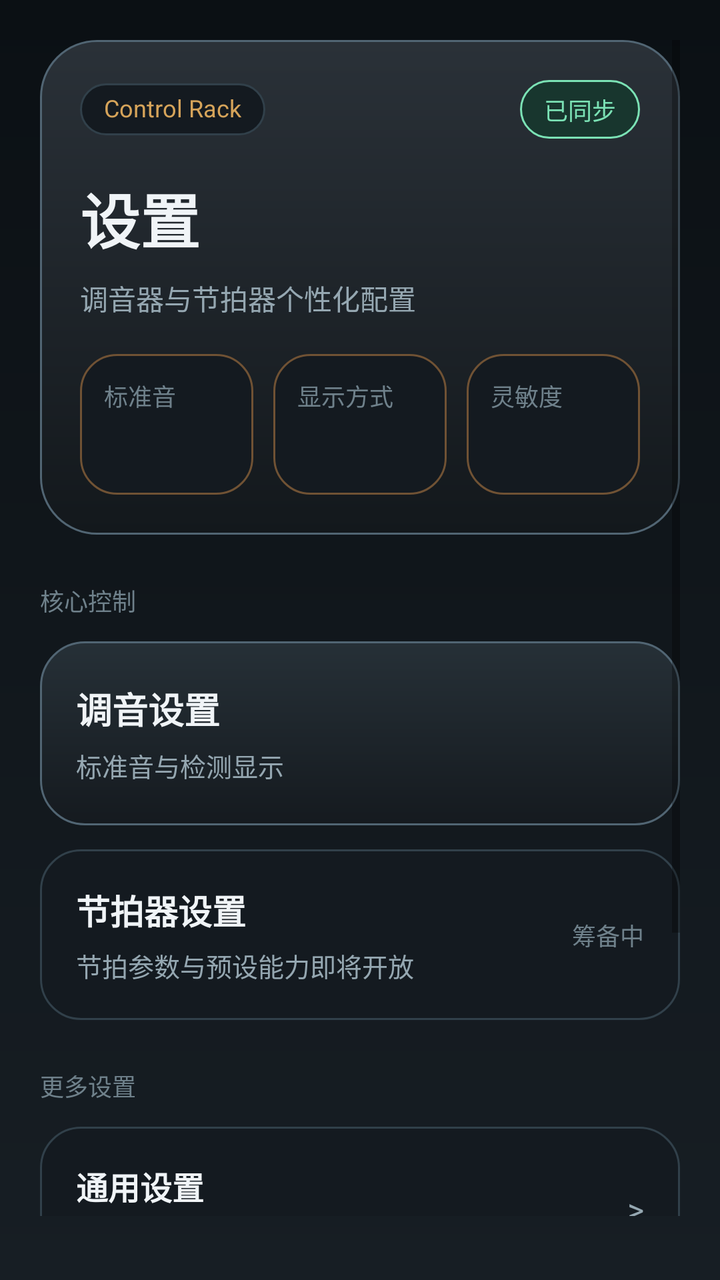
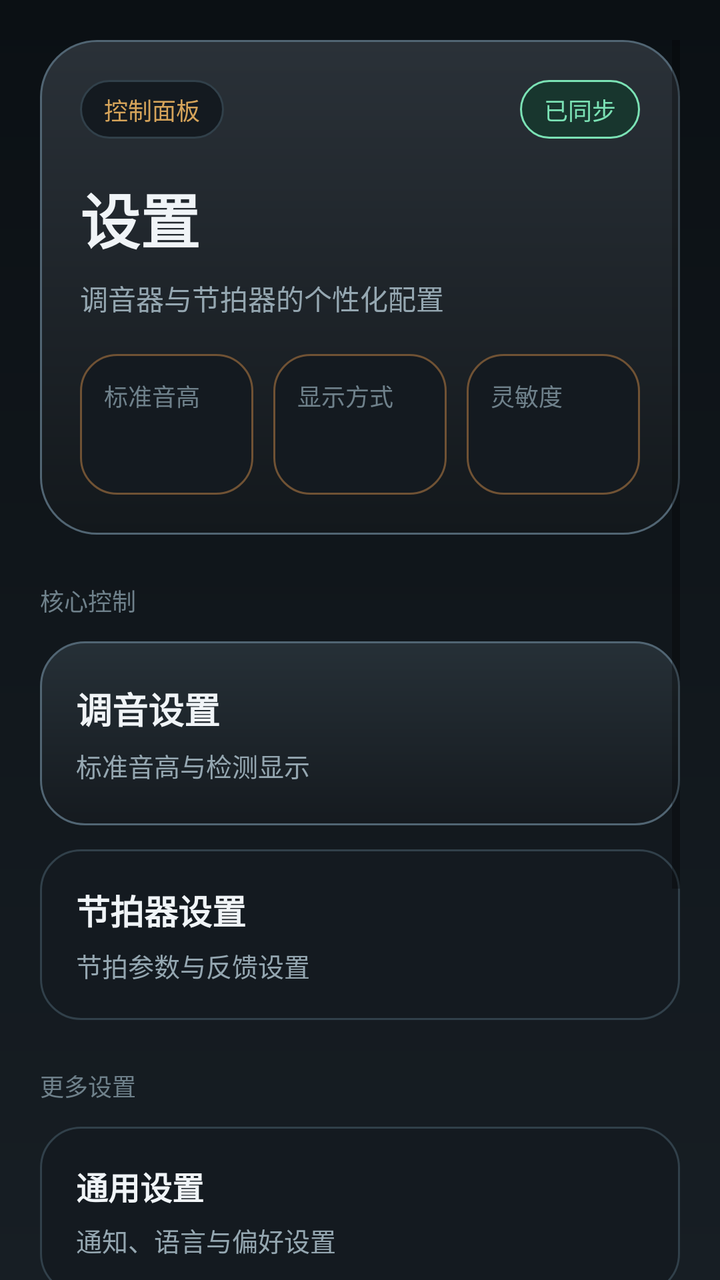

An Android layout rendered at two revisions. The XML below is the earlier revision; the diff shows what the commit changed to produce the second picture.
<!-- AndroidManifest.xml: application theme Theme.AndroidMvvmTemplate -->
<!-- res/layout/fragment_settings_home.xml -->
<?xml version="1.0" encoding="utf-8"?>
<ScrollView xmlns:android="http://schemas.android.com/apk/res/android"
    android:layout_width="match_parent"
    android:layout_height="match_parent"
    android:background="@drawable/bg_settings_screen"
    android:fillViewport="true"
    android:paddingStart="20dp"
    android:paddingTop="20dp"
    android:paddingEnd="20dp"
    android:paddingBottom="32dp">

    <LinearLayout
        android:layout_width="match_parent"
        android:layout_height="wrap_content"
        android:orientation="vertical"
        android:paddingBottom="8dp">

        <LinearLayout
            android:layout_width="match_parent"
            android:layout_height="wrap_content"
            android:background="@drawable/bg_settings_hero_panel"
            android:orientation="vertical"
            android:padding="20dp">

            <LinearLayout
                android:layout_width="match_parent"
                android:layout_height="wrap_content"
                android:gravity="center_vertical"
                android:orientation="horizontal">

                <TextView
                    android:layout_width="wrap_content"
                    android:layout_height="wrap_content"
                    android:background="@drawable/bg_settings_badge"
                    android:paddingStart="12dp"
                    android:paddingTop="6dp"
                    android:paddingEnd="12dp"
                    android:paddingBottom="6dp"
                    android:text="@string/settings_home_badge"
                    android:textColor="@color/settings_accent_gold"
                    android:textSize="12sp" />

                <View
                    android:layout_width="0dp"
                    android:layout_height="1dp"
                    android:layout_weight="1" />

                <TextView
                    android:layout_width="wrap_content"
                    android:layout_height="wrap_content"
                    android:background="@drawable/bg_settings_success_chip"
                    android:paddingStart="12dp"
                    android:paddingTop="6dp"
                    android:paddingEnd="12dp"
                    android:paddingBottom="6dp"
                    android:text="@string/settings_home_sync_status"
                    android:textColor="@color/settings_accent_green"
                    android:textSize="12sp" />
            </LinearLayout>

            <TextView
                android:id="@+id/settingsHomeTitle"
                android:layout_width="wrap_content"
                android:layout_height="wrap_content"
                android:layout_marginTop="18dp"
                android:text="@string/settings_root_title"
                android:textColor="@color/settings_text_primary"
                android:textSize="30sp"
                android:textStyle="bold" />

            <TextView
                android:layout_width="wrap_content"
                android:layout_height="wrap_content"
                android:layout_marginTop="8dp"
                android:text="@string/settings_home_subtitle"
                android:textColor="@color/settings_text_secondary"
                android:textSize="14sp" />

            <LinearLayout
                android:layout_width="match_parent"
                android:layout_height="wrap_content"
                android:layout_marginTop="18dp"
                android:baselineAligned="false"
                android:orientation="horizontal">

                <LinearLayout
                    android:layout_width="0dp"
                    android:layout_height="wrap_content"
                    android:layout_weight="1"
                    android:background="@drawable/bg_settings_status_block"
                    android:orientation="vertical"
                    android:padding="12dp">

                    <TextView
                        android:layout_width="wrap_content"
                        android:layout_height="wrap_content"
                        android:text="@string/settings_home_status_reference"
                        android:textColor="@color/settings_text_muted"
                        android:textSize="12sp" />

                    <TextView
                        android:id="@+id/overviewReferenceValue"
                        android:layout_width="wrap_content"
                        android:layout_height="wrap_content"
                        android:layout_marginTop="8dp"
                        android:textColor="@color/settings_text_primary"
                        android:textSize="18sp"
                        android:textStyle="bold" />
                </LinearLayout>

                <LinearLayout
                    android:layout_width="0dp"
                    android:layout_height="wrap_content"
                    android:layout_marginStart="10dp"
                    android:layout_weight="1"
                    android:background="@drawable/bg_settings_status_block"
                    android:orientation="vertical"
                    android:padding="12dp">

                    <TextView
                        android:layout_width="wrap_content"
                        android:layout_height="wrap_content"
                        android:text="@string/settings_home_status_display"
                        android:textColor="@color/settings_text_muted"
                        android:textSize="12sp" />

                    <TextView
                        android:id="@+id/overviewDisplayValue"
                        android:layout_width="wrap_content"
                        android:layout_height="wrap_content"
                        android:layout_marginTop="8dp"
                        android:textColor="@color/settings_text_primary"
                        android:textSize="18sp"
                        android:textStyle="bold" />
                </LinearLayout>

                <LinearLayout
                    android:layout_width="0dp"
                    android:layout_height="wrap_content"
                    android:layout_marginStart="10dp"
                    android:layout_weight="1"
                    android:background="@drawable/bg_settings_status_block"
                    android:orientation="vertical"
                    android:padding="12dp">

                    <TextView
                        android:layout_width="wrap_content"
                        android:layout_height="wrap_content"
                        android:text="@string/settings_home_status_sensitivity"
                        android:textColor="@color/settings_text_muted"
                        android:textSize="12sp" />

                    <TextView
                        android:id="@+id/overviewSensitivityValue"
                        android:layout_width="wrap_content"
                        android:layout_height="wrap_content"
                        android:layout_marginTop="8dp"
                        android:textColor="@color/settings_text_primary"
                        android:textSize="18sp"
                        android:textStyle="bold" />
                </LinearLayout>
            </LinearLayout>
        </LinearLayout>

        <TextView
            android:layout_width="wrap_content"
            android:layout_height="wrap_content"
            android:layout_marginTop="24dp"
            android:text="@string/settings_home_section_core"
            android:textColor="@color/settings_text_muted"
            android:textSize="12sp" />

        <LinearLayout
            android:id="@+id/itemTuner"
            android:layout_width="match_parent"
            android:layout_height="wrap_content"
            android:layout_marginTop="12dp"
            android:background="@drawable/bg_settings_primary_card"
            android:clickable="true"
            android:focusable="true"
            android:foreground="?attr/selectableItemBackground"
            android:gravity="center_vertical"
            android:minHeight="92dp"
            android:orientation="horizontal"
            android:padding="18dp">

            <LinearLayout
                android:layout_width="0dp"
                android:layout_height="wrap_content"
                android:layout_weight="1"
                android:orientation="vertical">

                <TextView
                    android:layout_width="wrap_content"
                    android:layout_height="wrap_content"
                    android:text="@string/settings_item_tuner"
                    android:textColor="@color/settings_text_primary"
                    android:textSize="18sp"
                    android:textStyle="bold" />

                <TextView
                    android:id="@+id/itemTunerSummary"
                    android:layout_width="wrap_content"
                    android:layout_height="wrap_content"
                    android:layout_marginTop="6dp"
                    android:text="@string/settings_home_tuner_summary"
                    android:textColor="@color/settings_text_secondary"
                    android:textSize="13sp" />
            </LinearLayout>

            <LinearLayout
                android:layout_width="wrap_content"
                android:layout_height="wrap_content"
                android:layout_marginStart="16dp"
                android:gravity="end"
                android:orientation="vertical">

                <TextView
                    android:id="@+id/itemTunerValue"
                    android:layout_width="wrap_content"
                    android:layout_height="wrap_content"
                    android:textColor="@color/settings_accent_gold"
                    android:textSize="18sp"
                    android:textStyle="bold" />

                <TextView
                    android:id="@+id/itemTunerMeta"
                    android:layout_width="wrap_content"
                    android:layout_height="wrap_content"
                    android:layout_marginTop="4dp"
                    android:textColor="@color/settings_text_secondary"
                    android:textSize="12sp" />
            </LinearLayout>
        </LinearLayout>

        <LinearLayout
            android:id="@+id/itemMetronome"
            android:layout_width="match_parent"
            android:layout_height="wrap_content"
            android:layout_marginTop="12dp"
            android:background="@drawable/bg_settings_secondary_card"
            android:clickable="true"
            android:focusable="true"
            android:foreground="?attr/selectableItemBackground"
            android:gravity="center_vertical"
            android:minHeight="84dp"
            android:orientation="horizontal"
            android:padding="18dp">

            <LinearLayout
                android:layout_width="0dp"
                android:layout_height="wrap_content"
                android:layout_weight="1"
                android:orientation="vertical">

                <TextView
                    android:layout_width="wrap_content"
                    android:layout_height="wrap_content"
                    android:text="@string/settings_item_metronome"
                    android:textColor="@color/settings_text_primary"
                    android:textSize="17sp"
                    android:textStyle="bold" />

                <TextView
                    android:layout_width="wrap_content"
                    android:layout_height="wrap_content"
                    android:layout_marginTop="6dp"
                    android:text="@string/settings_home_metronome_summary"
                    android:textColor="@color/settings_text_secondary"
                    android:textSize="13sp" />
            </LinearLayout>

            <TextView
                android:id="@+id/itemMetronomeValue"
                android:layout_width="wrap_content"
                android:layout_height="wrap_content"
                android:layout_marginStart="16dp"
                android:text="@string/settings_home_pending_value"
                android:textColor="@color/settings_text_muted"
                android:textSize="12sp" />
        </LinearLayout>

        <TextView
            android:layout_width="wrap_content"
            android:layout_height="wrap_content"
            android:layout_marginTop="24dp"
            android:text="@string/settings_home_section_more"
            android:textColor="@color/settings_text_muted"
            android:textSize="12sp" />

        <LinearLayout
            android:id="@+id/itemGeneral"
            android:layout_width="match_parent"
            android:layout_height="wrap_content"
            android:layout_marginTop="12dp"
            android:background="@drawable/bg_settings_secondary_card"
            android:clickable="true"
            android:focusable="true"
            android:foreground="?attr/selectableItemBackground"
            android:gravity="center_vertical"
            android:minHeight="78dp"
            android:orientation="horizontal"
            android:padding="18dp">

            <LinearLayout
                android:layout_width="0dp"
                android:layout_height="wrap_content"
                android:layout_weight="1"
                android:orientation="vertical">

                <TextView
                    android:layout_width="wrap_content"
                    android:layout_height="wrap_content"
                    android:text="@string/settings_item_general"
                    android:textColor="@color/settings_text_primary"
                    android:textSize="16sp"
                    android:textStyle="bold" />

                <TextView
                    android:layout_width="wrap_content"
                    android:layout_height="wrap_content"
                    android:layout_marginTop="6dp"
                    android:text="@string/settings_home_general_summary"
                    android:textColor="@color/settings_text_secondary"
                    android:textSize="13sp" />
            </LinearLayout>

            <TextView
                android:layout_width="wrap_content"
                android:layout_height="wrap_content"
                android:layout_marginStart="16dp"
                android:text=">"
                android:textColor="@color/settings_text_secondary"
                android:textSize="16sp" />
        </LinearLayout>

        <LinearLayout
            android:id="@+id/itemSupport"
            android:layout_width="match_parent"
            android:layout_height="wrap_content"
            android:layout_marginTop="10dp"
            android:background="@drawable/bg_settings_secondary_card"
            android:clickable="true"
            android:focusable="true"
            android:foreground="?attr/selectableItemBackground"
            android:gravity="center_vertical"
            android:minHeight="78dp"
            android:orientation="horizontal"
            android:padding="18dp">

            <LinearLayout
                android:layout_width="0dp"
                android:layout_height="wrap_content"
                android:layout_weight="1"
                android:orientation="vertical">

                <TextView
                    android:layout_width="wrap_content"
                    android:layout_height="wrap_content"
                    android:text="@string/settings_item_support"
                    android:textColor="@color/settings_text_primary"
                    android:textSize="16sp"
                    android:textStyle="bold" />

                <TextView
                    android:layout_width="wrap_content"
                    android:layout_height="wrap_content"
                    android:layout_marginTop="6dp"
                    android:text="@string/settings_home_support_summary"
                    android:textColor="@color/settings_text_secondary"
                    android:textSize="13sp" />
            </LinearLayout>

            <TextView
                android:layout_width="wrap_content"
                android:layout_height="wrap_content"
                android:layout_marginStart="16dp"
                android:text=">"
                android:textColor="@color/settings_text_secondary"
                android:textSize="16sp" />
        </LinearLayout>

        <LinearLayout
            android:id="@+id/itemAbout"
            android:layout_width="match_parent"
            android:layout_height="wrap_content"
            android:layout_marginTop="10dp"
            android:background="@drawable/bg_settings_secondary_card"
            android:clickable="true"
            android:focusable="true"
            android:foreground="?attr/selectableItemBackground"
            android:gravity="center_vertical"
            android:minHeight="78dp"
            android:orientation="horizontal"
            android:padding="18dp">

            <LinearLayout
                android:layout_width="0dp"
                android:layout_height="wrap_content"
                android:layout_weight="1"
                android:orientation="vertical">

                <TextView
                    android:layout_width="wrap_content"
                    android:layout_height="wrap_content"
                    android:text="@string/settings_item_about"
                    android:textColor="@color/settings_text_primary"
                    android:textSize="16sp"
                    android:textStyle="bold" />

                <TextView
                    android:layout_width="wrap_content"
                    android:layout_height="wrap_content"
                    android:layout_marginTop="6dp"
                    android:text="@string/settings_home_about_summary"
                    android:textColor="@color/settings_text_secondary"
                    android:textSize="13sp" />
            </LinearLayout>

            <TextView
                android:layout_width="wrap_content"
                android:layout_height="wrap_content"
                android:layout_marginStart="16dp"
                android:text=">"
                android:textColor="@color/settings_text_secondary"
                android:textSize="16sp" />
        </LinearLayout>
    </LinearLayout>
</ScrollView>
<!-- resources referenced by this layout -->
<resources>
  <color name="settings_accent_gold">#D6A45A</color>
  <color name="settings_accent_green">#7BE2B5</color>
  <color name="settings_text_muted">#6F818B</color>
  <color name="settings_text_primary">#F0F4F7</color>
  <color name="settings_text_secondary">#95A7B1</color>
  <!-- drawable bg_settings_badge (drawable) -->
  <?xml version="1.0" encoding="utf-8"?>
  <shape xmlns:android="http://schemas.android.com/apk/res/android"
      android:shape="rectangle">
      <corners android:radius="999dp" />
      <solid android:color="@color/settings_surface_soft" />
      <stroke
          android:width="1dp"
          android:color="@color/settings_border" />
  </shape>
  <!-- drawable bg_settings_screen (drawable) -->
  <?xml version="1.0" encoding="utf-8"?>
  <shape xmlns:android="http://schemas.android.com/apk/res/android"
      android:shape="rectangle">
      <gradient
          android:angle="270"
          android:endColor="@color/settings_bg_bottom"
          android:startColor="@color/settings_bg_top" />
  </shape>
  <string name="settings_home_about_summary">应用信息与项目说明</string>
  <string name="settings_home_badge">Control Rack</string>
  <string name="settings_home_general_summary">通知、语言与偏好设置</string>
  <string name="settings_home_metronome_summary">节拍参数与预设能力即将开放</string>
  <string name="settings_home_pending_value">筹备中</string>
  <string name="settings_home_section_core">核心控制</string>
  <string name="settings_home_section_more">更多设置</string>
  <string name="settings_home_status_display">显示方式</string>
  <string name="settings_home_status_reference">标准音</string>
  <string name="settings_home_status_sensitivity">灵敏度</string>
  <string name="settings_home_subtitle">调音器与节拍器个性化配置</string>
  <string name="settings_home_support_summary">帮助中心、反馈与版本支持</string>
  <string name="settings_home_sync_status">已同步</string>
  <string name="settings_home_tuner_summary">标准音与检测显示</string>
  <string name="settings_item_about">关于</string>
  <string name="settings_item_general">通用设置</string>
  <string name="settings_item_metronome">节拍器设置</string>
  <string name="settings_item_support">支持与反馈</string>
  <string name="settings_item_tuner">调音设置</string>
  <string name="settings_root_title">设置</string>
  <style name="Theme.AndroidMvvmTemplate" parent="Theme.MaterialComponents.Light.NoActionBar">
          <item name="colorPrimary">@color/colorPrimary</item>
          <item name="colorPrimaryVariant">@color/colorPrimaryVariant</item>
          <item name="colorOnPrimary">@color/white</item>
          <item name="colorSecondary">@color/colorSecondary</item>
          <item name="colorSecondaryVariant">@color/colorSecondaryVariant</item>
          <item name="colorOnSecondary">@color/black</item>
          <item name="android:statusBarColor">@color/white</item>
          <item name="android:windowLightStatusBar" tools:targetApi="m">true</item>
          <item name="android:includeFontPadding">false</item>
      </style>
  <color name="settings_surface_soft">#141A20</color>
  <color name="settings_border">#31404A</color>
  <color name="settings_surface_warm_bottom">#13181C</color>
  <color name="settings_surface_warm_top">#2A3138</color>
  <color name="settings_border_strong">#516573</color>
  <color name="settings_surface_primary_bottom">#151A1F</color>
  <color name="settings_surface_primary_top">#263037</color>
  <color name="settings_bg_bottom">#171E24</color>
  <color name="settings_bg_top">#0B1014</color>
  <color name="settings_accent_gold_soft">#705234</color>
  <color name="settings_accent_green_soft">#18362E</color>
  <color name="colorPrimary">#0074D9</color>
  <color name="colorPrimaryVariant">#6D83FF</color>
  <color name="white">#FFFFFFFF</color>
  <color name="colorSecondary">#599FFE</color>
  <color name="colorSecondaryVariant">#3A91DD</color>
  <color name="black">#FF000000</color>
  <!-- unchanged entries left out for length: 5 -->
</resources>

<!-- the commit's change to res/layout/fragment_settings_home.xml (unified diff, before → after) -->
@@ -6,14 +6,13 @@
     android:fillViewport="true"
     android:paddingStart="20dp"
     android:paddingTop="20dp"
-    android:paddingEnd="20dp"
-    android:paddingBottom="32dp">
+    android:paddingEnd="20dp">
 
     <LinearLayout
         android:layout_width="match_parent"
-        android:layout_height="wrap_content"
+        android:layout_height="match_parent"
         android:orientation="vertical"
-        android:paddingBottom="8dp">
+        android:paddingBottom="100dp">
 
         <LinearLayout
             android:layout_width="match_parent"
@@ -270,14 +269,29 @@
                     android:textSize="13sp" />
             </LinearLayout>
 
-            <TextView
-                android:id="@+id/itemMetronomeValue"
+            <LinearLayout
                 android:layout_width="wrap_content"
                 android:layout_height="wrap_content"
                 android:layout_marginStart="16dp"
-                android:text="@string/settings_home_pending_value"
-                android:textColor="@color/settings_text_muted"
-                android:textSize="12sp" />
+                android:gravity="end"
+                android:orientation="vertical">
+
+                <TextView
+                    android:id="@+id/itemMetronomeValue"
+                    android:layout_width="wrap_content"
+                    android:layout_height="wrap_content"
+                    android:textColor="@color/settings_accent_gold"
+                    android:textSize="18sp"
+                    android:textStyle="bold" />
+
+                <TextView
+                    android:id="@+id/itemMetronomeMeta"
+                    android:layout_width="wrap_content"
+                    android:layout_height="wrap_content"
+                    android:layout_marginTop="4dp"
+                    android:textColor="@color/settings_text_secondary"
+                    android:textSize="12sp" />
+            </LinearLayout>
         </LinearLayout>
 
         <TextView
@@ -325,13 +339,29 @@
                     android:textSize="13sp" />
             </LinearLayout>
 
-            <TextView
+            <LinearLayout
                 android:layout_width="wrap_content"
                 android:layout_height="wrap_content"
                 android:layout_marginStart="16dp"
-                android:text=">"
-                android:textColor="@color/settings_text_secondary"
-                android:textSize="16sp" />
+                android:gravity="end"
+                android:orientation="vertical">
+
+                <TextView
+                    android:id="@+id/itemGeneralValue"
+                    android:layout_width="wrap_content"
+                    android:layout_height="wrap_content"
+                    android:textColor="@color/settings_accent_gold"
+                    android:textSize="15sp"
+                    android:textStyle="bold" />
+
+                <TextView
+                    android:id="@+id/itemGeneralMeta"
+                    android:layout_width="wrap_content"
+                    android:layout_height="wrap_content"
+                    android:layout_marginTop="4dp"
+                    android:textColor="@color/settings_text_secondary"
+                    android:textSize="12sp" />
+            </LinearLayout>
         </LinearLayout>
 
         <LinearLayout
<!-- resource entries referenced after the edit -->
@@ -25,19 +25,18 @@
           android:startColor="@color/settings_bg_top" />
   </shape>
   <string name="settings_home_about_summary">应用信息与项目说明</string>
-  <string name="settings_home_badge">Control Rack</string>
+  <string name="settings_home_badge">控制面板</string>
   <string name="settings_home_general_summary">通知、语言与偏好设置</string>
-  <string name="settings_home_metronome_summary">节拍参数与预设能力即将开放</string>
-  <string name="settings_home_pending_value">筹备中</string>
+  <string name="settings_home_metronome_summary">节拍参数与反馈设置</string>
   <string name="settings_home_section_core">核心控制</string>
   <string name="settings_home_section_more">更多设置</string>
   <string name="settings_home_status_display">显示方式</string>
-  <string name="settings_home_status_reference">标准音</string>
+  <string name="settings_home_status_reference">标准音高</string>
   <string name="settings_home_status_sensitivity">灵敏度</string>
-  <string name="settings_home_subtitle">调音器与节拍器个性化配置</string>
+  <string name="settings_home_subtitle">调音器与节拍器的个性化配置</string>
   <string name="settings_home_support_summary">帮助中心、反馈与版本支持</string>
   <string name="settings_home_sync_status">已同步</string>
-  <string name="settings_home_tuner_summary">标准音与检测显示</string>
+  <string name="settings_home_tuner_summary">标准音高与检测显示</string>
   <string name="settings_item_about">关于</string>
   <string name="settings_item_general">通用设置</string>
   <string name="settings_item_metronome">节拍器设置</string>
@@ -51,7 +50,8 @@
           <item name="colorSecondary">@color/colorSecondary</item>
           <item name="colorSecondaryVariant">@color/colorSecondaryVariant</item>
           <item name="colorOnSecondary">@color/black</item>
-          <item name="android:statusBarColor">@color/white</item>
+          <item name="android:statusBarColor">@android:color/transparent</item>
+          <item name="android:navigationBarColor">@android:color/transparent</item>
           <item name="android:windowLightStatusBar" tools:targetApi="m">true</item>
           <item name="android:includeFontPadding">false</item>
       </style>
